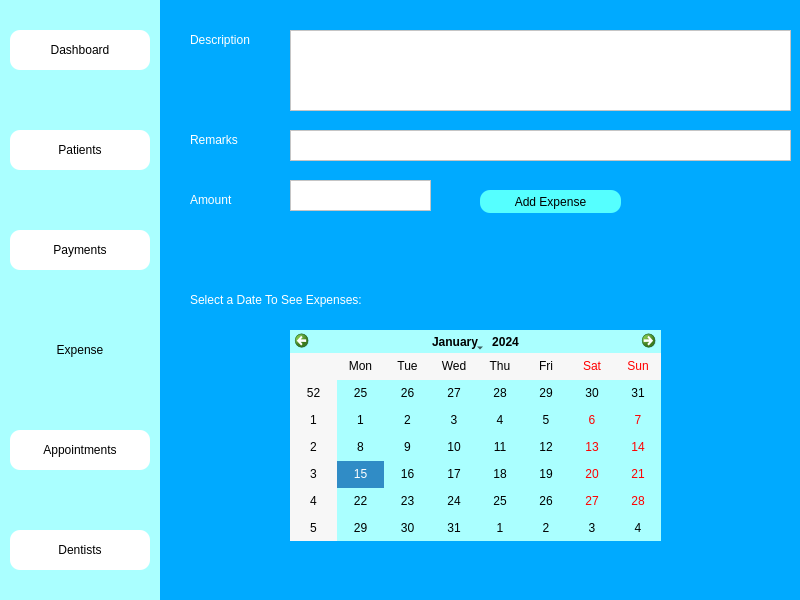
This is expense_window.ui in Fayadkhan8911/Medico-Desktop-App as Qt 5 draws it before an edit. The edited form follows.
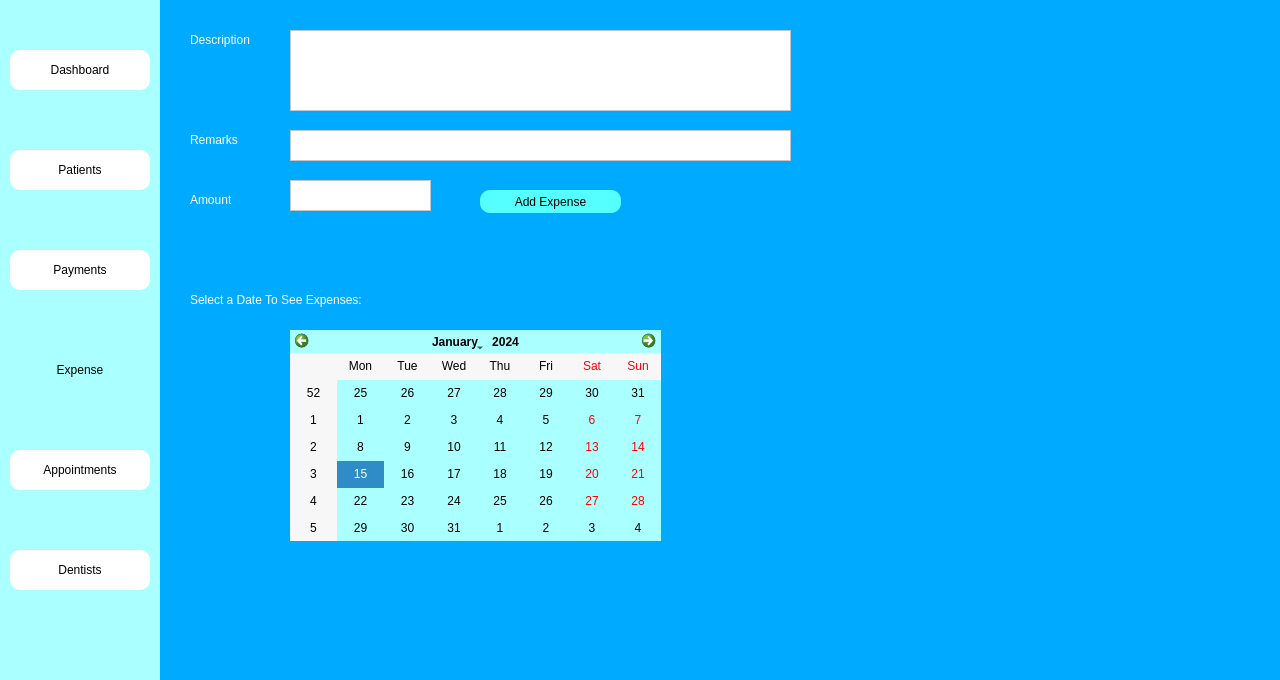
This is the edited form. Icons and pictures are not drawn.

The edit to the form file:
```diff
--- a/expense_window.ui
+++ b/expense_window.ui
@@ -6,8 +6,8 @@
    <rect>
     <x>0</x>
     <y>0</y>
-    <width>800</width>
-    <height>600</height>
+    <width>1280</width>
+    <height>680</height>
    </rect>
   </property>
   <property name="windowTitle">
@@ -22,7 +22,7 @@
      <x>0</x>
      <y>0</y>
      <width>160</width>
-     <height>600</height>
+     <height>681</height>
     </rect>
    </property>
    <property name="styleSheet">
@@ -32,7 +32,7 @@
     <property name="geometry">
      <rect>
       <x>10</x>
-      <y>130</y>
+      <y>150</y>
       <width>140</width>
       <height>40</height>
      </rect>
@@ -57,7 +57,7 @@
     <property name="geometry">
      <rect>
       <x>10</x>
-      <y>30</y>
+      <y>50</y>
       <width>140</width>
       <height>40</height>
      </rect>
@@ -85,7 +85,7 @@
     <property name="geometry">
      <rect>
       <x>10</x>
-      <y>430</y>
+      <y>450</y>
       <width>140</width>
       <height>40</height>
      </rect>
@@ -110,7 +110,7 @@
     <property name="geometry">
      <rect>
       <x>10</x>
-      <y>530</y>
+      <y>550</y>
       <width>140</width>
       <height>40</height>
      </rect>
@@ -135,7 +135,7 @@
     <property name="geometry">
      <rect>
       <x>10</x>
-      <y>230</y>
+      <y>250</y>
       <width>140</width>
       <height>40</height>
      </rect>
@@ -160,7 +160,7 @@
     <property name="geometry">
      <rect>
       <x>10</x>
-      <y>330</y>
+      <y>350</y>
       <width>140</width>
       <height>40</height>
      </rect>
```
